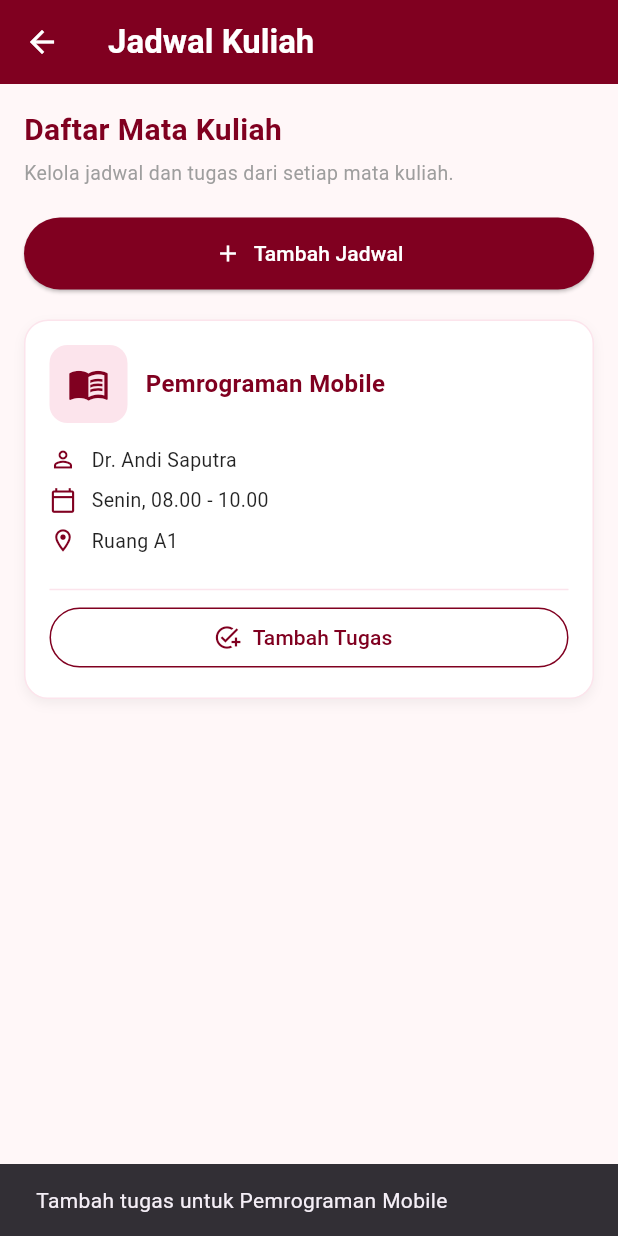
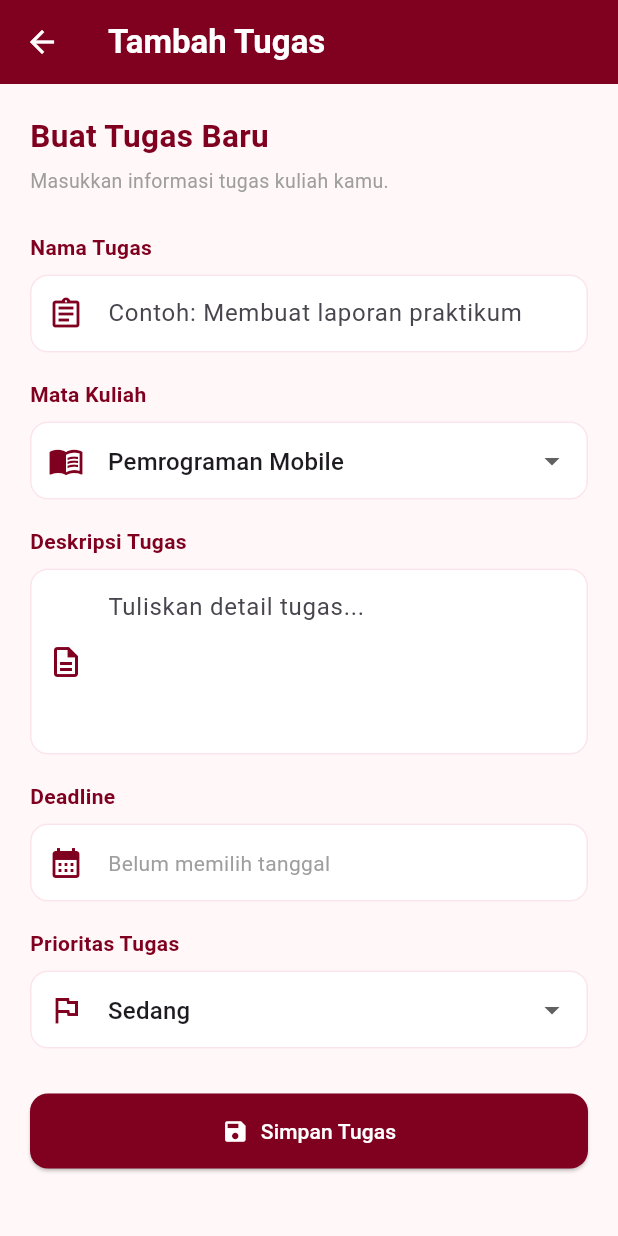
Before and after one commit to srimuliani310/Student_Task_Manager, a Flutter app: the JadwalPage screen opened directly, after a tap on "Tambah Tugas", on a phone screen of 412 x 824 dp. Run offline on Flutter 3.47's test engine with Material 3 defaults, Android fonts, the phone set to English and light mode, and no system bars.

Commit message:
Update halaman jadwal

```diff
--- a/lib/screens/jadwal.dart
+++ b/lib/screens/jadwal.dart
@@ -1,6 +1,7 @@
 import 'package:flutter/material.dart';
 
 import 'tambah_jadwal.dart';
+import 'tambah_tugas.dart';
 
 class JadwalPage extends StatefulWidget {
   const JadwalPage({super.key});
@@ -165,12 +166,18 @@ class _JadwalPageState extends State<JadwalPage> {
           SizedBox(
             width: double.infinity,
             child: OutlinedButton.icon(
-              onPressed: () {
-                ScaffoldMessenger.of(context).showSnackBar(
-                  SnackBar(
-                    content: Text('Tambah tugas untuk ${jadwal['matkul']}'),
+              onPressed: () async {
+                final hasil = await Navigator.push<Map<String, String>>(
+                  context,
+                  MaterialPageRoute(
+                    builder: (context) =>
+                        TambahTugasPage(namaMatkul: jadwal['matkul']),
                   ),
                 );
+
+                if (hasil != null) {
+                  print(hasil);
+                }
               },
               icon: const Icon(Icons.add_task),
               label: const Text('Tambah Tugas'),
--- /dev/null
+++ b/lib/screens/tambah_tugas.dart
@@ -0,0 +1,278 @@
+import 'package:flutter/material.dart';
+
+class TambahTugasPage extends StatefulWidget {
+  final String? namaMatkul;
+
+  const TambahTugasPage({super.key, this.namaMatkul});
+
+  @override
+  State<TambahTugasPage> createState() => _TambahTugasPageState();
+}
+
+class _TambahTugasPageState extends State<TambahTugasPage> {
+  static const Color maroon = Color(0xFF800020);
+  static const Color pink = Color(0xFFFCE4EC);
+  static const Color background = Color(0xFFFFF7F8);
+
+  final TextEditingController namaController = TextEditingController();
+  final TextEditingController deskripsiController = TextEditingController();
+
+  String? matkulDipilih;
+  String prioritas = 'Sedang';
+  DateTime? deadline;
+
+  final List<String> daftarMatkul = [
+    'Pemrograman Mobile',
+    'Basis Data',
+    'Pemrograman Berorientasi Objek',
+    'Dasar-Dasar Pemrograman',
+  ];
+
+  @override
+  void initState() {
+    super.initState();
+
+    matkulDipilih = widget.namaMatkul;
+  }
+
+  @override
+  void dispose() {
+    namaController.dispose();
+    deskripsiController.dispose();
+    super.dispose();
+  }
+
+  Future<void> pilihDeadline() async {
+    final tanggal = await showDatePicker(
+      context: context,
+      initialDate: DateTime.now(),
+      firstDate: DateTime.now(),
+      lastDate: DateTime(2035),
+      builder: (context, child) {
+        return Theme(
+          data: ThemeData.light().copyWith(
+            colorScheme: const ColorScheme.light(
+              primary: maroon,
+              onPrimary: Colors.white,
+              surface: Colors.white,
+            ),
+          ),
+          child: child!,
+        );
+      },
+    );
+
+    if (tanggal != null) {
+      setState(() {
+        deadline = tanggal;
+      });
+    }
+  }
+
+  void simpanTugas() {
+    if (namaController.text.trim().isEmpty ||
+        matkulDipilih == null ||
+        deadline == null) {
+      ScaffoldMessenger.of(context).showSnackBar(
+        const SnackBar(
+          content: Text('Lengkapi nama tugas, mata kuliah, dan deadline!'),
+        ),
+      );
+      return;
+    }
+
+    final dataTugas = <String, String>{
+      'nama': namaController.text.trim(),
+      'matkul': matkulDipilih!,
+      'deskripsi': deskripsiController.text.trim(),
+      'deadline': '${deadline!.day}/${deadline!.month}/${deadline!.year}',
+      'prioritas': prioritas,
+      'status': 'Belum Selesai',
+    };
+
+    Navigator.pop(context, dataTugas);
+  }
+
+  @override
+  Widget build(BuildContext context) {
+    return Scaffold(
+      backgroundColor: background,
+      appBar: AppBar(
+        title: const Text(
+          'Tambah Tugas',
+          style: TextStyle(fontWeight: FontWeight.bold),
+        ),
+        backgroundColor: maroon,
+        foregroundColor: Colors.white,
+      ),
+
+      body: SingleChildScrollView(
+        padding: const EdgeInsets.all(20),
+        child: Column(
+          crossAxisAlignment: CrossAxisAlignment.start,
+          children: [
+            const Text(
+              'Buat Tugas Baru',
+              style: TextStyle(
+                fontSize: 21,
+                fontWeight: FontWeight.bold,
+                color: maroon,
+              ),
+            ),
+
+            const SizedBox(height: 5),
+
+            const Text(
+              'Masukkan informasi tugas kuliah kamu.',
+              style: TextStyle(fontSize: 13, color: Colors.grey),
+            ),
+
+            const SizedBox(height: 25),
+
+            buildLabel('Nama Tugas'),
+
+            TextField(
+              controller: namaController,
+              decoration: inputDecoration(
+                'Contoh: Membuat laporan praktikum',
+                Icons.assignment_outlined,
+              ),
+            ),
+
+            const SizedBox(height: 18),
+
+            buildLabel('Mata Kuliah'),
+
+            DropdownButtonFormField<String>(
+              value: matkulDipilih,
+              isExpanded: true,
+              decoration: inputDecoration('Pilih mata kuliah', Icons.menu_book),
+              items: daftarMatkul.map((matkul) {
+                return DropdownMenuItem(value: matkul, child: Text(matkul));
+              }).toList(),
+              onChanged: (value) {
+                setState(() {
+                  matkulDipilih = value;
+                });
+              },
+            ),
+
+            const SizedBox(height: 18),
+
+            buildLabel('Deskripsi Tugas'),
+
+            TextField(
+              controller: deskripsiController,
+              maxLines: 4,
+              decoration: inputDecoration(
+                'Tuliskan detail tugas...',
+                Icons.description_outlined,
+              ),
+            ),
+
+            const SizedBox(height: 18),
+
+            buildLabel('Deadline'),
+
+            InkWell(
+              onTap: pilihDeadline,
+              child: InputDecorator(
+                decoration: inputDecoration(
+                  'Pilih tanggal deadline',
+                  Icons.calendar_month,
+                ),
+                child: Text(
+                  deadline == null
+                      ? 'Belum memilih tanggal'
+                      : '${deadline!.day}/${deadline!.month}/${deadline!.year}',
+                  style: TextStyle(
+                    color: deadline == null ? Colors.grey : Colors.black87,
+                  ),
+                ),
+              ),
+            ),
+
+            const SizedBox(height: 18),
+
+            buildLabel('Prioritas Tugas'),
+
+            DropdownButtonFormField<String>(
+              value: prioritas,
+              decoration: inputDecoration(
+                'Pilih prioritas',
+                Icons.flag_outlined,
+              ),
+              items: const [
+                DropdownMenuItem(value: 'Rendah', child: Text('Rendah')),
+                DropdownMenuItem(value: 'Sedang', child: Text('Sedang')),
+                DropdownMenuItem(value: 'Tinggi', child: Text('Tinggi')),
+              ],
+              onChanged: (value) {
+                if (value != null) {
+                  setState(() {
+                    prioritas = value;
+                  });
+                }
+              },
+            ),
+
+            const SizedBox(height: 30),
+
+            SizedBox(
+              width: double.infinity,
+              child: ElevatedButton.icon(
+                onPressed: simpanTugas,
+                icon: const Icon(Icons.save),
+                label: const Text('Simpan Tugas'),
+                style: ElevatedButton.styleFrom(
+                  backgroundColor: maroon,
+                  foregroundColor: Colors.white,
+                  padding: const EdgeInsets.symmetric(vertical: 15),
+                  shape: RoundedRectangleBorder(
+                    borderRadius: BorderRadius.circular(12),
+                  ),
+                ),
+              ),
+            ),
+          ],
+        ),
+      ),
+    );
+  }
+
+  Widget buildLabel(String label) {
+    return Padding(
+      padding: const EdgeInsets.only(bottom: 8),
+      child: Text(
+        label,
+        style: const TextStyle(
+          fontSize: 14,
+          fontWeight: FontWeight.bold,
+          color: maroon,
+        ),
+      ),
+    );
+  }
+
+  InputDecoration inputDecoration(String hint, IconData icon) {
+    return InputDecoration(
+      hintText: hint,
+      prefixIcon: Icon(icon, color: maroon),
+      filled: true,
+      fillColor: Colors.white,
+      contentPadding: const EdgeInsets.symmetric(horizontal: 15, vertical: 14),
+      border: OutlineInputBorder(
+        borderRadius: BorderRadius.circular(12),
+        borderSide: const BorderSide(color: pink),
+      ),
+      enabledBorder: OutlineInputBorder(
+        borderRadius: BorderRadius.circular(12),
+        borderSide: const BorderSide(color: pink),
+      ),
+      focusedBorder: OutlineInputBorder(
+        borderRadius: BorderRadius.circular(12),
+        borderSide: const BorderSide(color: maroon, width: 1.5),
+      ),
+    );
+  }
+}
```
